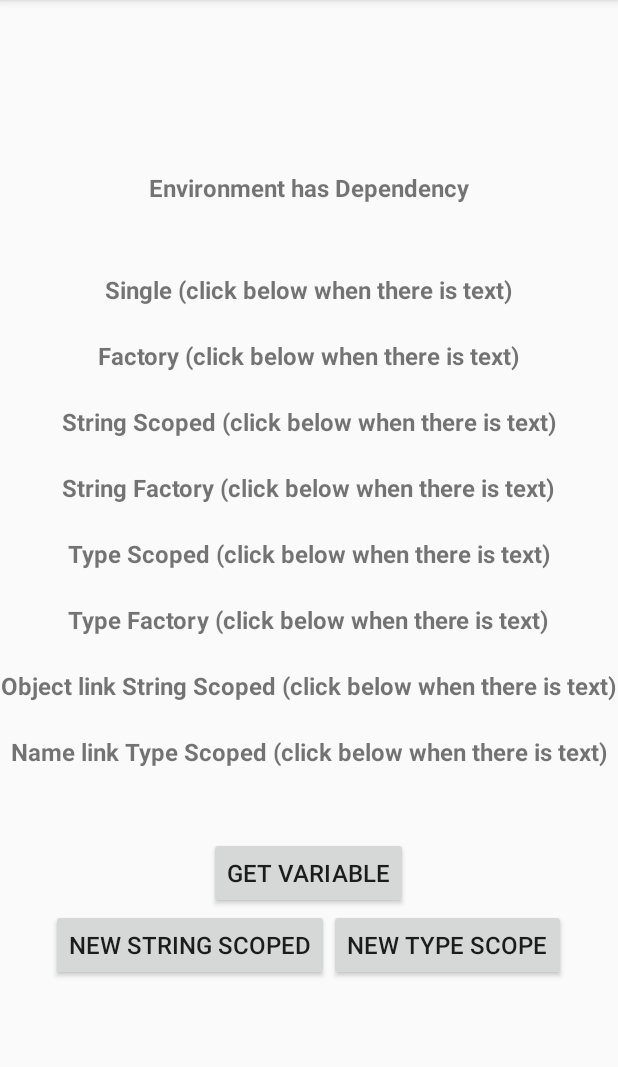
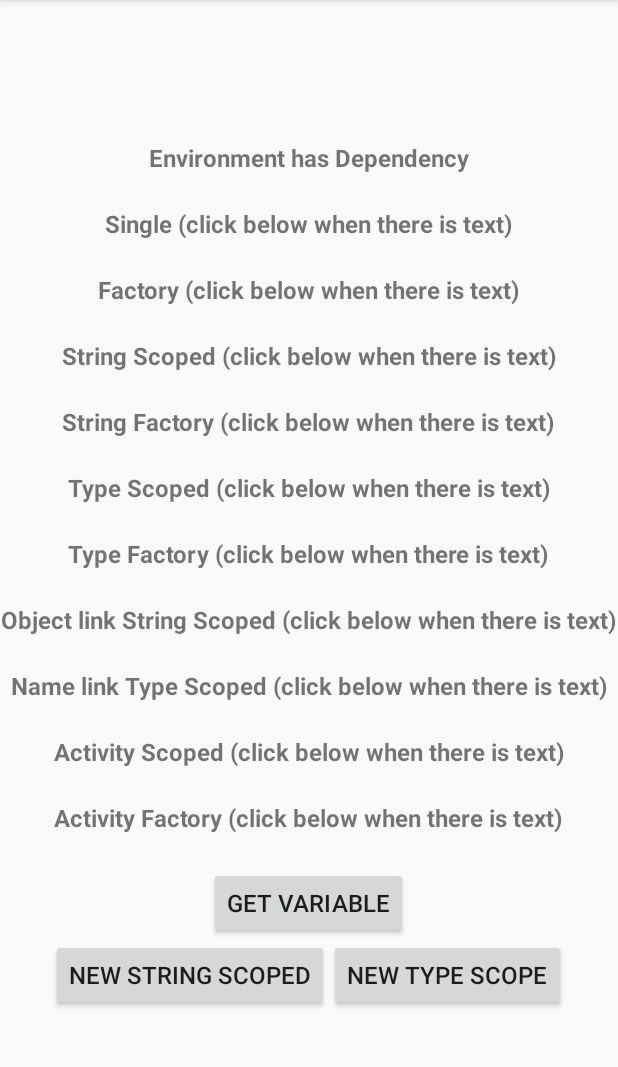
Before and after one commit to elye/demo_android_koin_scope, an Android app: the screen it shows after launch (MainActivity), on a phone screen of 412 x 824 dp, the part 84-1151 px from its top. Run offline under Robolectric (Android 15) with nearby library versions, the phone set to English and light mode, and no system bars; libraries missing offline, so code that uses them is left out: org.koin.ext; 3 statements that could not run were skipped.

Commit message:
Add Activity Scope

```diff
--- a/app/src/main/java/com/elyeproj/koinscope/MainActivity.kt
+++ b/app/src/main/java/com/elyeproj/koinscope/MainActivity.kt
@@ -5,6 +5,7 @@ import androidx.appcompat.app.AppCompatActivity
 import kotlinx.android.synthetic.main.activity_main.*
 import org.koin.android.ext.android.get
 import org.koin.android.ext.android.getKoin
+import org.koin.android.scope.lifecycleScope
 import org.koin.core.parameter.parametersOf
 import org.koin.core.qualifier.named
 import org.koin.core.scope.Scope
@@ -67,6 +68,12 @@ class MainActivity : AppCompatActivity() {
         txt_name_link_object_scope.setOnClickListener {
             createEnvironment(stringQualifiedScope.id, "scopedContainer")
         }
+        txt_activity_scope.setOnClickListener {
+            createEnvironment(lifecycleScope.id, "scopedActivity")
+        }
+        txt_activity_factory.setOnClickListener {
+            createEnvironment(lifecycleScope.id, "factoryActivity")
+        }
     }
 
     fun createEnvironment(scopeID: ScopeID, qualifierName: String) {
@@ -94,6 +101,10 @@ class MainActivity : AppCompatActivity() {
             typeQualifiedScope.get<Dependency>(qualifier = named("scopedName")).toString()
         txt_name_link_object_scope.text =
             stringQualifiedScope.get<Dependency>(qualifier = named("scopedContainer")).toString()
+        txt_activity_scope.text =
+            lifecycleScope.get<Dependency>(qualifier = named("scopedActivity")).toString()
+        txt_activity_factory.text =
+            lifecycleScope.get<Dependency>(qualifier = named("factoryActivity")).toString()
     }
 
     override fun onDestroy() {
--- a/app/src/main/java/com/elyeproj/koinscope/MainKoinModule.kt
+++ b/app/src/main/java/com/elyeproj/koinscope/MainKoinModule.kt
@@ -18,9 +18,12 @@ val mainKoinModule =
 
         scope<Container> {
             scoped(qualifier = named("scopedContainer")) { Dependency() }
-            factory(qualifier = named("factoryContainer")) {
-                Dependency()
-            }
+            factory(qualifier = named("factoryContainer")) { Dependency() }
+        }
+
+        scope<MainActivity> {
+            scoped(qualifier = named("scopedActivity")) { Dependency() }
+            factory(qualifier = named("factoryActivity")) { Dependency() }
         }
 
         factory { (scopeId: ScopeID, name: String) ->
--- a/app/src/main/res/layout/activity_main.xml
+++ b/app/src/main/res/layout/activity_main.xml
@@ -19,8 +19,7 @@
         android:id="@+id/txt_environment_dependency"
         android:layout_width="wrap_content"
         android:layout_height="wrap_content"
-        android:textSize="16sp"
-        android:layout_marginBottom="24dp"/>
+        android:textSize="16sp" />
 
     <androidx.appcompat.widget.AppCompatTextView
         android:layout_width="wrap_content"
@@ -126,11 +125,36 @@
         android:layout_height="wrap_content"
         android:textSize="16sp" />
 
+    <androidx.appcompat.widget.AppCompatTextView
+        android:layout_width="wrap_content"
+        android:layout_height="wrap_content"
+        android:text="Activity Scoped (click below when there is text)"
+        android:textSize="16sp"
+        android:textStyle="bold" />
+
+    <androidx.appcompat.widget.AppCompatTextView
+        android:id="@+id/txt_activity_scope"
+        android:layout_width="wrap_content"
+        android:layout_height="wrap_content"
+        android:textSize="16sp" />
+
+    <androidx.appcompat.widget.AppCompatTextView
+        android:layout_width="wrap_content"
+        android:layout_height="wrap_content"
+        android:text="Activity Factory (click below when there is text)"
+        android:textSize="16sp"
+        android:textStyle="bold" />
+
+    <androidx.appcompat.widget.AppCompatTextView
+        android:id="@+id/txt_activity_factory"
+        android:layout_width="wrap_content"
+        android:layout_height="wrap_content"
+        android:textSize="16sp" />
+
     <androidx.appcompat.widget.AppCompatButton
         android:id="@+id/btn_get_variable"
         android:layout_width="wrap_content"
         android:layout_height="wrap_content"
-        android:layout_marginTop="24dp"
         android:text="Get Variable"
         android:textSize="16sp" />
 
```
